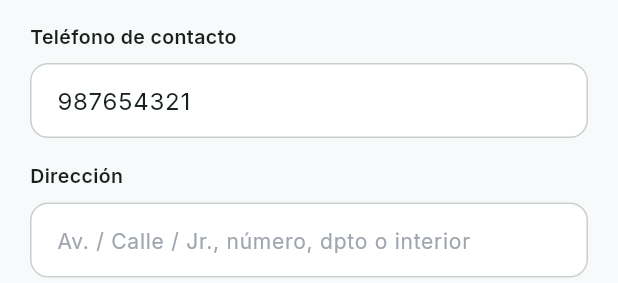
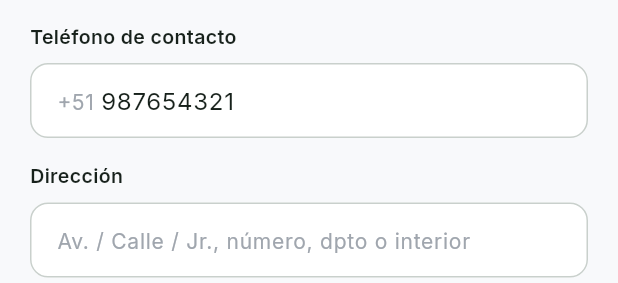
Before and after one commit to AngeloPradoM/APP-Movil-Platanitos, a Flutter app: the AddressFormScreen widget shown alone on an empty page, opened directly, on a phone screen of 412 x 824 dp. Shown: the part 480-763 px from the top of the screen. Run offline on Flutter 3.47's test engine with Material 3 defaults, Android fonts, the phone set to English and light mode, and no system bars; our stand-ins replace flutter_secure_storage, image_picker, sqflite; accounts and stored records are empty; network calls fail.

Commit message:
actualizacion del prefijo que traia error

```diff
--- a/lib/core/validators/validators.dart
+++ b/lib/core/validators/validators.dart
@@ -27,8 +27,38 @@ abstract final class Validators {
         : 'Incluye también tu apellido. Ejemplo: Ana Pérez.';
   }
 
+  /// Solo dígitos, sin espacios ni signos.
+  static String digitsOnly(String value) => value.replaceAll(RegExp(r'\D'), '');
+
+  /// Celular nacional (9 dígitos), sin código de país (+51 / 51).
+  static String nationalMobile(String value) {
+    var digits = digitsOnly(value);
+    if (digits.startsWith('51') && digits.length >= 11) {
+      digits = digits.substring(digits.length - 9);
+    } else if (digits.length > 9) {
+      digits = digits.substring(digits.length - 9);
+    }
+    return digits;
+  }
+
+  /// Presentación: `+51 987 654 321`.
+  static String formatDisplayPhone(String value) {
+    final local = nationalMobile(value);
+    if (RegExp(r'^9\d{8}$').hasMatch(local)) {
+      return '+51 ${local.substring(0, 3)} ${local.substring(3, 6)} ${local.substring(6)}';
+    }
+    final raw = value.trim();
+    return raw.isEmpty ? '—' : raw;
+  }
+
+  /// Guarda en formato E.164 Perú (`+51987654321`).
+  static String toE164Peru(String value) {
+    final local = nationalMobile(value);
+    return local.isEmpty ? value.trim() : '+51$local';
+  }
+
   static String? phone(String? value) {
-    final text = value ?? '';
+    final text = nationalMobile(value ?? '');
     if (text.isEmpty) return 'Escribe tu celular de 9 dígitos, empezando en 9.';
     return RegExp(r'^9\d{8}$').hasMatch(text)
         ? null
--- a/lib/features/addresses/presentation/screens/address_screens.dart
+++ b/lib/features/addresses/presentation/screens/address_screens.dart
@@ -62,7 +62,11 @@ class _AddressFormScreenState extends State<AddressFormScreen> {
   final form = GlobalKey<FormState>();
   late final ShippingAddress? initial = widget.initial;
   late final recipient = TextEditingController(text: initial?.recipient);
-  late final phone = TextEditingController(text: initial?.phone);
+  late final phone = TextEditingController(
+    text: initial == null
+        ? null
+        : Validators.nationalMobile(initial!.phone),
+  );
   late final line1 = TextEditingController(text: initial?.line1);
   late final district = TextEditingController(text: initial?.district);
   late final province = TextEditingController(
@@ -82,7 +86,7 @@ class _AddressFormScreenState extends State<AddressFormScreen> {
     if (initial != null || recipient.text.isNotEmpty) return;
     final user = ShopScope.of(context).user;
     recipient.text = user.name;
-    phone.text = user.phone;
+    phone.text = Validators.nationalMobile(user.phone);
   }
 
   @override
@@ -183,7 +187,9 @@ class _AddressFormScreenState extends State<AddressFormScreen> {
                 FilteringTextInputFormatter.digitsOnly,
                 LengthLimitingTextInputFormatter(9),
               ],
-              decoration: fieldDecoration('987 654 321'),
+              decoration: fieldDecoration('987 654 321').copyWith(
+                prefixText: '+51 ',
+              ),
               validator: Validators.phone,
             ),
             const SizedBox(height: 16),
@@ -472,7 +478,7 @@ class AddressCard extends StatelessWidget {
                           ),
                         ),
                       Text(
-                        '${address.recipient}${address.phone.isEmpty ? '' : ' · ${address.phone}'}',
+                        '${address.recipient}${address.phone.isEmpty ? '' : ' · ${Validators.formatDisplayPhone(address.phone)}'}',
                         style: const TextStyle(
                           color: AppColors.muted,
                           fontSize: 12,
```
Also changed, not shown: lib/features/account/presentation/screens/account_screens.dart (+9 -9 lines).
